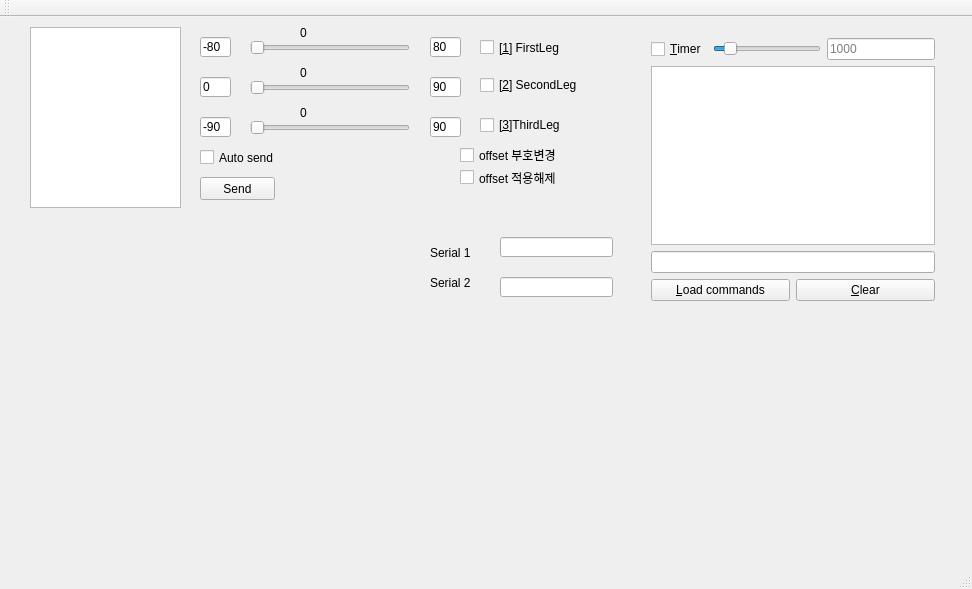
Before: the Qt Designer form mainwindow.ui in kwon852456/0hpp_integrated, drawn with Qt 5.
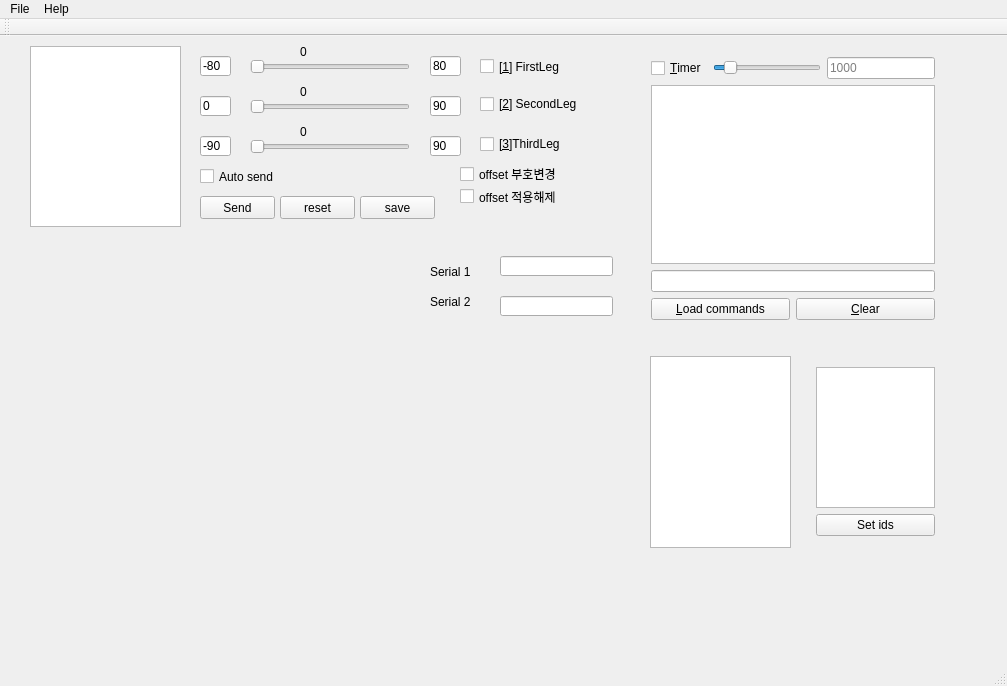
After: the same form once the commit is applied. Custom widgets are drawn as their Qt base class.

```diff
--- a/mainwindow.ui
+++ b/mainwindow.ui
@@ -6,8 +6,8 @@
    <rect>
     <x>0</x>
     <y>0</y>
-    <width>972</width>
-    <height>589</height>
+    <width>1007</width>
+    <height>686</height>
    </rect>
   </property>
   <property name="windowTitle">
@@ -29,8 +29,8 @@
      <rect>
       <x>30</x>
       <y>210</y>
-      <width>401</width>
-      <height>51</height>
+      <width>361</width>
+      <height>50</height>
      </rect>
     </property>
    </widget>
@@ -428,16 +428,88 @@
      <string>Serial 2</string>
     </property>
    </widget>
+   <widget class="QListWidget" name="lw_legs">
+    <property name="geometry">
+     <rect>
+      <x>650</x>
+      <y>320</y>
+      <width>141</width>
+      <height>192</height>
+     </rect>
+    </property>
+   </widget>
+   <widget class="QWidget" name="layoutWidget">
+    <property name="geometry">
+     <rect>
+      <x>805</x>
+      <y>320</y>
+      <width>141</width>
+      <height>191</height>
+     </rect>
+    </property>
+    <layout class="QVBoxLayout" name="verticalLayout_4">
+     <item>
+      <widget class="QListWidget" name="lw_motors"/>
+     </item>
+     <item>
+      <widget class="QPushButton" name="pushButton">
+       <property name="text">
+        <string>Set ids</string>
+       </property>
+      </widget>
+     </item>
+    </layout>
+   </widget>
+   <widget class="QPushButton" name="btn_reset">
+    <property name="geometry">
+     <rect>
+      <x>280</x>
+      <y>160</y>
+      <width>75</width>
+      <height>23</height>
+     </rect>
+    </property>
+    <property name="text">
+     <string>reset</string>
+    </property>
+   </widget>
+   <widget class="QPushButton" name="btn_tempSave">
+    <property name="geometry">
+     <rect>
+      <x>360</x>
+      <y>160</y>
+      <width>75</width>
+      <height>23</height>
+     </rect>
+    </property>
+    <property name="text">
+     <string>save</string>
+    </property>
+   </widget>
   </widget>
   <widget class="QMenuBar" name="menuBar">
    <property name="geometry">
     <rect>
      <x>0</x>
      <y>0</y>
-     <width>972</width>
+     <width>1007</width>
      <height>21</height>
     </rect>
    </property>
+   <widget class="QMenu" name="menuFile">
+    <property name="title">
+     <string>File</string>
+    </property>
+    <addaction name="actionE_xit"/>
+   </widget>
+   <widget class="QMenu" name="menuHelp">
+    <property name="title">
+     <string>Help</string>
+    </property>
+    <addaction name="actionOpen_App_Folder"/>
+   </widget>
+   <addaction name="menuFile"/>
+   <addaction name="menuHelp"/>
   </widget>
   <widget class="QToolBar" name="mainToolBar">
    <attribute name="toolBarArea">
```
Left out of the diff: 13 changed lines with no effect on the pictures.
